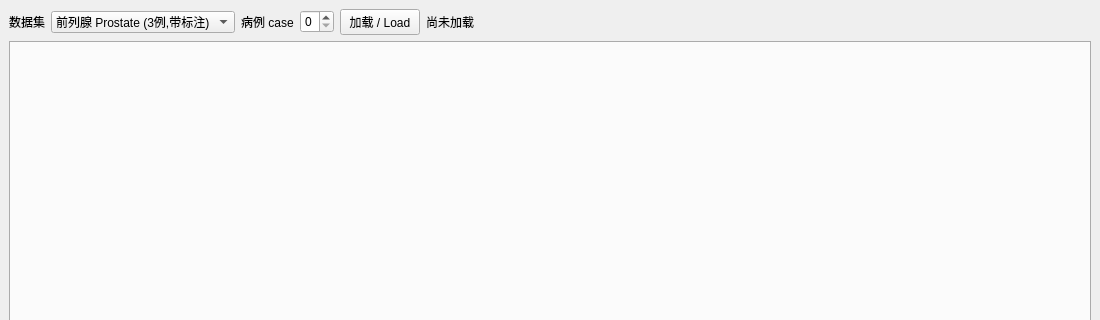
First picture: the form in src/view/MainWindow.ui, repository zhengyuexia/mrus-fusion-viewer, before the edit; both pictures show x 0 to 1100 and y 0 to 320 of the 1100 by 650 pixel window.
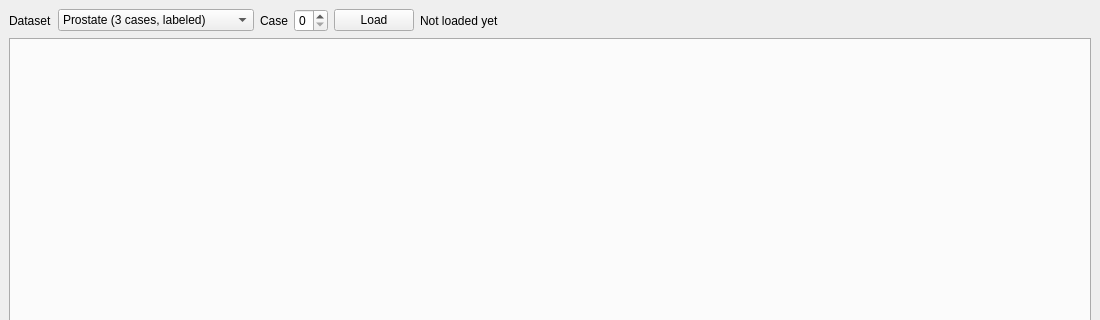
Second picture: the form after the edit.

What changed in the file:
```diff
--- a/src/view/MainWindow.ui
+++ b/src/view/MainWindow.ui
@@ -8,21 +8,21 @@
    <layout class="QVBoxLayout" name="rootLayout">
     <item>
      <layout class="QHBoxLayout" name="topBar">
-      <item><widget class="QLabel" name="datasetLabel"><property name="text"><string>数据集</string></property></widget></item>
+      <item><widget class="QLabel" name="datasetLabel"><property name="text"><string>Dataset</string></property></widget></item>
       <item>
        <widget class="QComboBox" name="datasetCombo">
-        <item><property name="text"><string>前列腺 Prostate (3例,带标注)</string></property></item>
-        <item><property name="text"><string>脑部 Brain BITE (1例,无标注)</string></property></item>
+        <item><property name="text"><string>Prostate (3 cases, labeled)</string></property></item>
+        <item><property name="text"><string>Brain BITE (1 case, unlabeled)</string></property></item>
        </widget>
       </item>
-      <item><widget class="QLabel" name="caseLabel"><property name="text"><string>病例 case</string></property></widget></item>
+      <item><widget class="QLabel" name="caseLabel"><property name="text"><string>Case</string></property></widget></item>
       <item>
        <widget class="QSpinBox" name="caseSpin">
         <property name="minimum"><number>0</number></property>
         <property name="maximum"><number>2</number></property>
        </widget>
       </item>
-      <item><widget class="QPushButton" name="loadButton"><property name="text"><string>加载 / Load</string></property></widget></item>
+      <item><widget class="QPushButton" name="loadButton"><property name="text"><string>Load</string></property></widget></item>
       <item>
        <widget class="QLabel" name="infoLabel">
         <property name="sizePolicy">
@@ -31,7 +31,7 @@
           <verstretch>0</verstretch>
          </sizepolicy>
         </property>
-        <property name="text"><string>尚未加载</string></property>
+        <property name="text"><string>Not loaded yet</string></property>
        </widget>
       </item>
      </layout>
```
